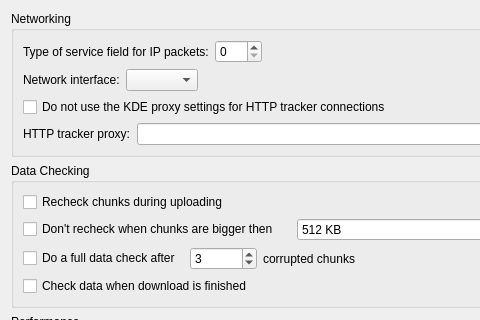
This is ktorrent/advancedpref.ui in KDE/ktorrent as Qt 5 draws it before an edit; both pictures show x 0 to 480 and y 0 to 320 of the 587 by 576 pixel window. The edited form follows.
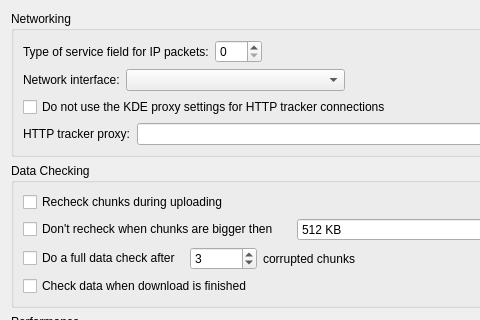
This is the edited form.

```diff
--- a/ktorrent/advancedpref.ui
+++ b/ktorrent/advancedpref.ui
@@ -64,6 +64,12 @@
         </item>
         <item>
          <widget class="QComboBox" name="kcfg_networkInterface" >
+          <property name="sizePolicy" >
+           <sizepolicy vsizetype="Fixed" hsizetype="Expanding" >
+            <horstretch>0</horstretch>
+            <verstretch>0</verstretch>
+           </sizepolicy>
+          </property>
           <property name="toolTip" >
            <string>&lt;html>&lt;head>&lt;meta name="qrichtext" content="1" />&lt;style type="text/css">
 p, li { white-space: pre-wrap; }
@@ -79,6 +85,9 @@
           <property name="orientation" >
            <enum>Qt::Horizontal</enum>
           </property>
+          <property name="sizeType" >
+           <enum>QSizePolicy::Expanding</enum>
+          </property>
           <property name="sizeHint" >
            <size>
             <width>40</width>
```
